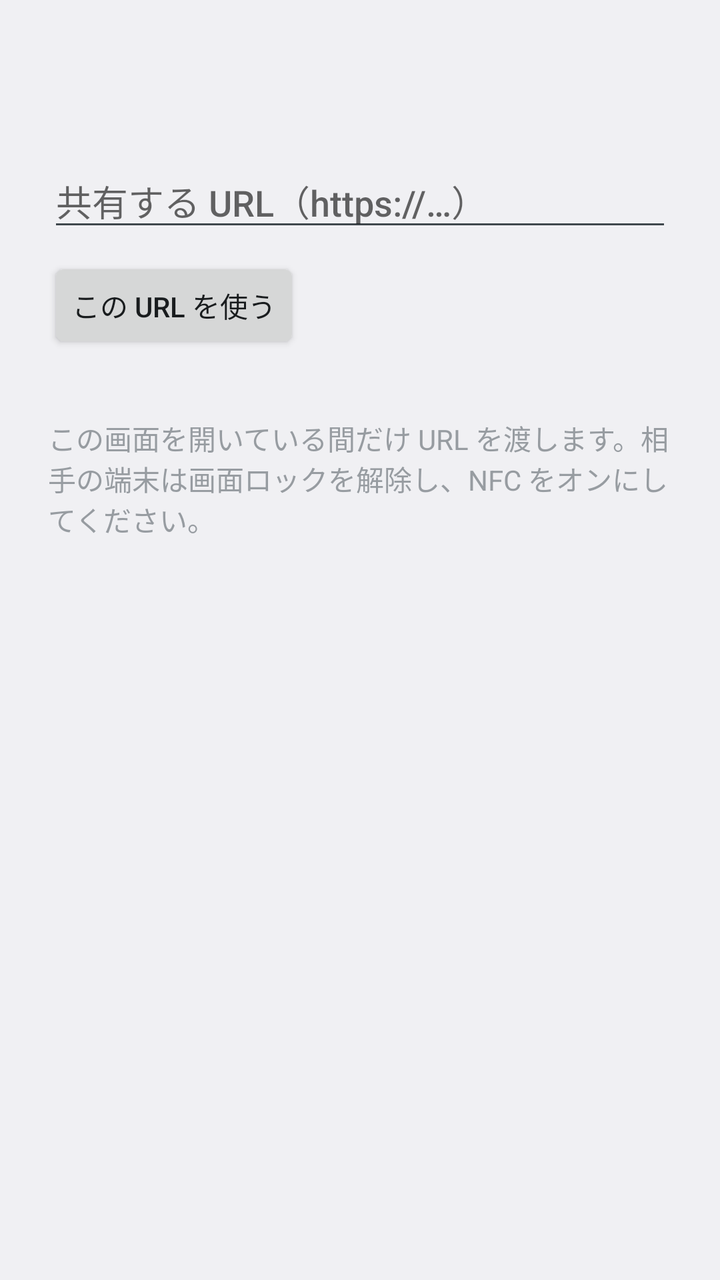
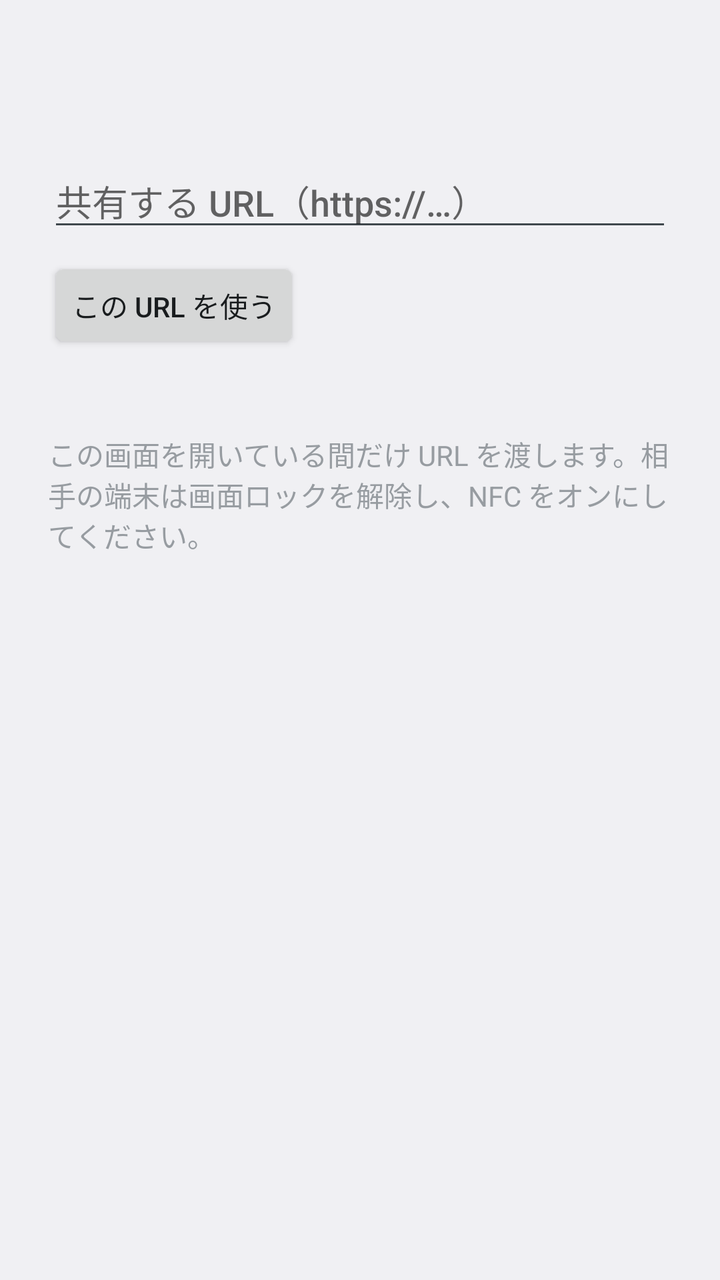

An Android layout rendered at two revisions. The XML below is the earlier revision; the diff shows what the commit changed to produce the second picture.
<!-- AndroidManifest.xml: application theme android:Theme.DeviceDefault.DayNight -->
<!-- res/layout/activity_main.xml -->
<?xml version="1.0" encoding="utf-8"?>
<ScrollView xmlns:android="http://schemas.android.com/apk/res/android"
    android:layout_width="match_parent"
    android:layout_height="match_parent"
    android:fitsSystemWindows="true">

    <LinearLayout
        android:layout_width="match_parent"
        android:layout_height="wrap_content"
        android:orientation="vertical"
        android:padding="24dp">

        <TextView
            android:id="@+id/status"
            android:layout_width="match_parent"
            android:layout_height="wrap_content"
            android:layout_marginBottom="24dp"
            android:textSize="22sp"
            android:textStyle="bold" />

        <Button
            android:id="@+id/nfc_settings"
            android:layout_width="wrap_content"
            android:layout_height="wrap_content"
            android:layout_marginBottom="16dp"
            android:text="@string/nfc_settings"
            android:visibility="gone" />

        <EditText
            android:id="@+id/url_input"
            android:layout_width="match_parent"
            android:layout_height="wrap_content"
            android:hint="@string/url_hint"
            android:importantForAutofill="no"
            android:inputType="textUri" />

        <Button
            android:id="@+id/apply"
            android:layout_width="wrap_content"
            android:layout_height="wrap_content"
            android:layout_marginTop="8dp"
            android:text="@string/apply" />

        
        <ImageView
            android:id="@+id/qr"
            android:layout_width="match_parent"
            android:layout_height="wrap_content"
            android:layout_marginTop="24dp"
            android:adjustViewBounds="true"
            android:contentDescription="@string/qr_description"
            android:maxWidth="360dp"
            android:visibility="gone" />

        <TextView
            android:id="@+id/qr_caption"
            android:layout_width="match_parent"
            android:layout_height="wrap_content"
            android:layout_marginTop="8dp"
            android:gravity="center_horizontal"
            android:text="@string/qr_caption"
            android:visibility="gone" />

        <TextView
            android:layout_width="match_parent"
            android:layout_height="wrap_content"
            android:layout_marginTop="32dp"
            android:alpha="0.7"
            android:text="@string/note" />
    </LinearLayout>
</ScrollView>
<!-- resources referenced by this layout -->
<resources>
  <string name="apply">この URL を使う</string>
  <string name="nfc_settings">NFC 設定を開く</string>
  <string name="note">この画面を開いている間だけ URL を渡します。相手の端末は画面ロックを解除し、NFC をオンにしてください。</string>
  <string name="qr_caption">NFC が使えない相手は QR コードを読み取ってください</string>
  <string name="qr_description">共有する URL の QR コード</string>
  <string name="url_hint">共有する URL（https://…）</string>
</resources>

<!-- the commit's change to res/layout/activity_main.xml (unified diff, before → after) -->
@@ -1,5 +1,6 @@
 <?xml version="1.0" encoding="utf-8"?>
 <ScrollView xmlns:android="http://schemas.android.com/apk/res/android"
+    android:id="@+id/scroll"
     android:layout_width="match_parent"
     android:layout_height="match_parent"
     android:fitsSystemWindows="true">
@@ -61,6 +62,47 @@
             android:text="@string/qr_caption"
             android:visibility="gone" />
 
+        
+        <LinearLayout
+            android:id="@+id/history_header"
+            android:layout_width="match_parent"
+            android:layout_height="wrap_content"
+            android:layout_marginTop="32dp"
+            android:gravity="center_vertical"
+            android:orientation="horizontal"
+            android:visibility="gone">
+
+            <TextView
+                android:layout_width="0dp"
+                android:layout_height="wrap_content"
+                android:layout_weight="1"
+                android:text="@string/history"
+                android:textSize="18sp"
+                android:textStyle="bold" />
+
+            <Button
+                android:id="@+id/history_clear"
+                style="?android:attr/borderlessButtonStyle"
+                android:layout_width="wrap_content"
+                android:layout_height="wrap_content"
+                android:text="@string/history_clear" />
+        </LinearLayout>
+
+        <TextView
+            android:id="@+id/history_hint"
+            android:layout_width="match_parent"
+            android:layout_height="wrap_content"
+            android:alpha="0.7"
+            android:text="@string/history_hint"
+            android:visibility="gone" />
+
+        <LinearLayout
+            android:id="@+id/history_list"
+            android:layout_width="match_parent"
+            android:layout_height="wrap_content"
+            android:layout_marginTop="8dp"
+            android:orientation="vertical" />
+
         <TextView
             android:layout_width="match_parent"
             android:layout_height="wrap_content"
<!-- resource entries referenced after the edit -->
@@ -1,6 +1,9 @@
 <!-- resources referenced by this layout -->
 <resources>
   <string name="apply">この URL を使う</string>
+  <string name="history">履歴</string>
+  <string name="history_clear">すべて消去</string>
+  <string name="history_hint">タップでもう一度共有 / 長押しで削除</string>
   <string name="nfc_settings">NFC 設定を開く</string>
   <string name="note">この画面を開いている間だけ URL を渡します。相手の端末は画面ロックを解除し、NFC をオンにしてください。</string>
   <string name="qr_caption">NFC が使えない相手は QR コードを読み取ってください</string>
